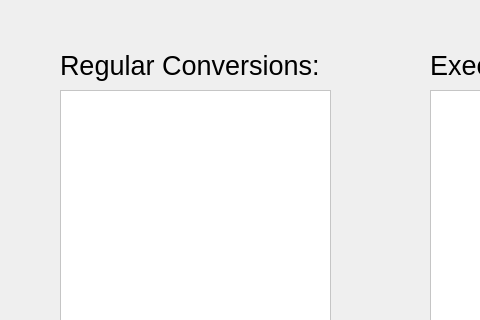
Before: the Qt Designer form CS1CGroupProject/conversions.ui in IamFyrus/CS1C, drawn with Qt 5; both pictures show x 0 to 480 and y 0 to 320 of the 800 by 600 pixel window.
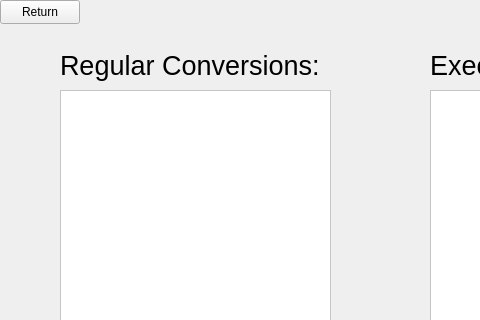
After: the same form once the commit is applied.

What changed in the file:
```diff
--- a/CS1CGroupProject/conversions.ui
+++ b/CS1CGroupProject/conversions.ui
@@ -280,6 +280,19 @@
      <string/>
     </property>
    </widget>
+   <widget class="QPushButton" name="returnButton">
+    <property name="geometry">
+     <rect>
+      <x>0</x>
+      <y>0</y>
+      <width>80</width>
+      <height>24</height>
+     </rect>
+    </property>
+    <property name="text">
+     <string>Return</string>
+    </property>
+   </widget>
   </widget>
   <widget class="QMenuBar" name="menubar">
    <property name="geometry">
```
